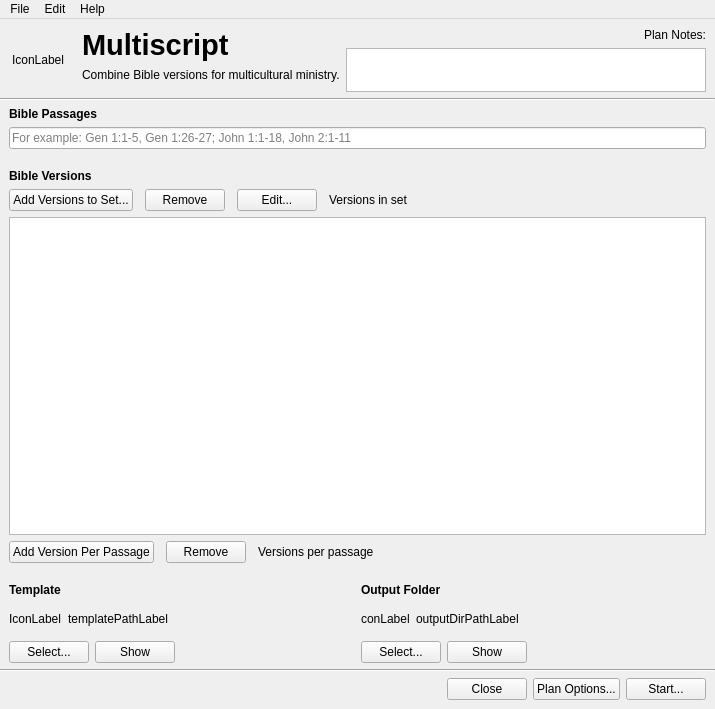
Before: the Qt Designer form multiscript/ui/main_window.ui in multiscript/multiscript, drawn with Qt 5.
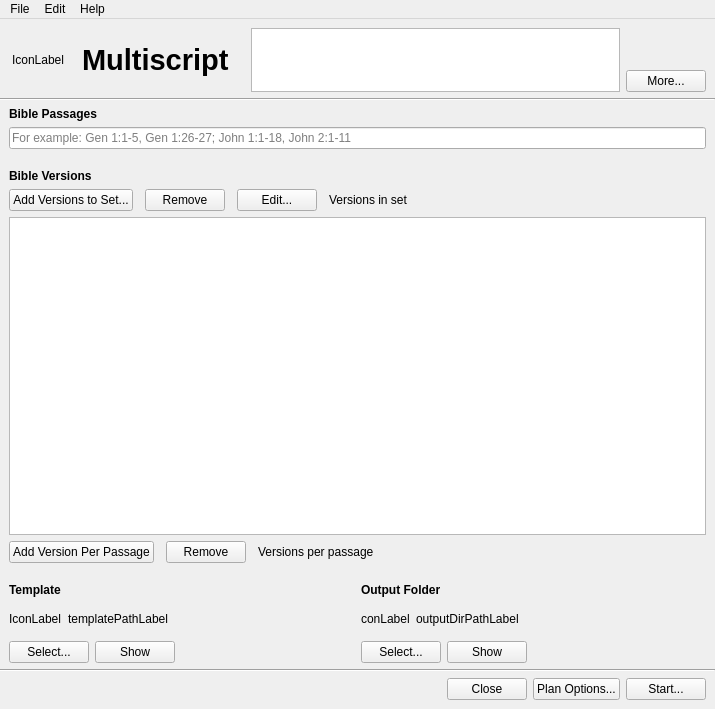
After: the same form once the commit is applied. Custom widgets are drawn as their Qt base class.

Commit message: Add plan notes feature

What changed in the file:
```diff
--- a/multiscript/ui/main_window.ui
+++ b/multiscript/ui/main_window.ui
@@ -91,50 +91,14 @@
               </font>
              </property>
              <property name="text">
-              <string>Multiscript</string>
+              <string>Multiscript  </string>
              </property>
             </widget>
            </item>
-           <item>
-            <widget class="QLabel" name="label">
-             <property name="text">
-              <string>Combine Bible versions for multicultural ministry.</string>
-             </property>
-            </widget>
-           </item>
-           <item>
-            <spacer name="verticalSpacer">
-             <property name="orientation">
-              <enum>Qt::Vertical</enum>
-             </property>
-             <property name="sizeHint" stdset="0">
-              <size>
-               <width>0</width>
-               <height>0</height>
-              </size>
-             </property>
-            </spacer>
-           </item>
           </layout>
          </item>
          <item>
-          <layout class="QVBoxLayout" name="verticalLayout_3">
-           <item>
-            <widget class="QLabel" name="planNotesLabel">
-             <property name="sizePolicy">
-              <sizepolicy hsizetype="Preferred" vsizetype="Fixed">
-               <horstretch>0</horstretch>
-               <verstretch>0</verstretch>
-              </sizepolicy>
-             </property>
-             <property name="text">
-              <string>Plan Notes:</string>
-             </property>
-             <property name="alignment">
-              <set>Qt::AlignRight|Qt::AlignTrailing|Qt::AlignVCenter</set>
-             </property>
-            </widget>
-           </item>
+          <layout class="QHBoxLayout" name="horizontalLayout_11">
            <item>
             <widget class="QTextEdit" name="planNotesTextEdit">
              <property name="sizePolicy">
@@ -162,6 +126,42 @@
            </item>
           </layout>
          </item>
+         <item>
+          <layout class="QVBoxLayout" name="verticalLayout_3">
+           <property name="spacing">
+            <number>0</number>
+           </property>
+           <item>
+            <spacer name="verticalSpacer">
+             <property name="orientation">
+              <enum>Qt::Vertical</enum>
+             </property>
+             <property name="sizeHint" stdset="0">
+              <size>
+               <width>20</width>
+               <height>40</height>
+              </size>
+             </property>
+            </spacer>
+           </item>
+           <item>
+            <widget class="QPushButton" name="morePlanNotesButton">
+             <property name="maximumSize">
+              <size>
+               <width>16777215</width>
+               <height>16777215</height>
+              </size>
+             </property>
+             <property name="text">
+              <string>More...</string>
+             </property>
+             <property name="flat">
+              <bool>false</bool>
+             </property>
+            </widget>
+           </item>
+          </layout>
+         </item>
         </layout>
        </item>
       </layout>
```
Left out of the diff: 16 changed lines with no effect on the pictures. The commit also changes 6 other files.
